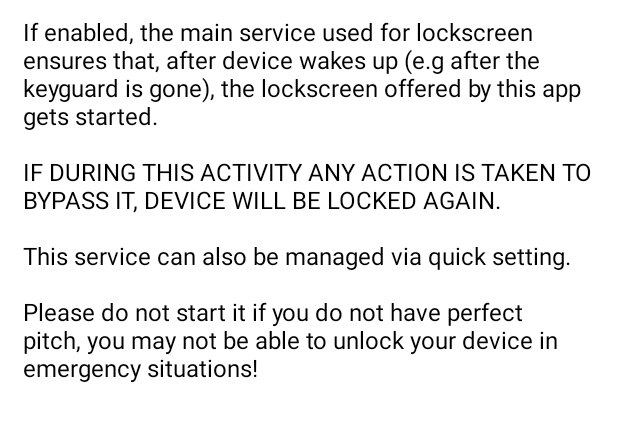
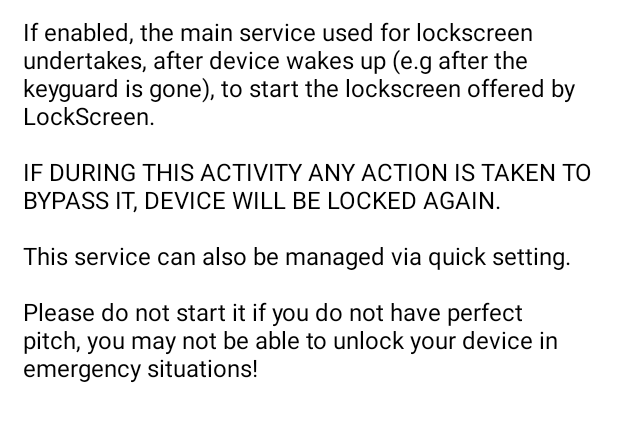
Before and after one commit to EmanueleDeSantis/LockscreenEar, an Android app: the layout warnings.xml on its own in the app's theme, with its tools: preview values and no code run, on a phone screen of 412 x 824 dp. Shown: the top 422 px of the screen. Run offline under Robolectric (Android 15) with nearby library versions, the phone set to English and light mode, and no system bars.

Commit message:
New Release

```diff
--- a/app/src/main/res/values/strings.xml
+++ b/app/src/main/res/values/strings.xml
@@ -28,7 +28,7 @@
     <string name="enabled">Enabled</string>
     <string name="disabled">Disabled</string>
     <string name="warnings_title">Warnings</string>
-    <string name="warnings_message">If enabled, the main service used for lockscreen ensures that, after device wakes up (e.g after the keyguard is gone), the lockscreen offered by this app gets started.\n\nIF DURING THIS ACTIVITY ANY ACTION IS TAKEN TO BYPASS IT, DEVICE WILL BE LOCKED AGAIN.\n\nThis service can also be managed via quick setting.\n\nPlease do not start it if you do not have perfect pitch, you may not be able to unlock your device in emergency situations!</string>
+    <string name="warnings_message">If enabled, the main service used for lockscreen undertakes, after device wakes up (e.g after the keyguard is gone), to start the lockscreen offered by LockScreen.\n\nIF DURING THIS ACTIVITY ANY ACTION IS TAKEN TO BYPASS IT, DEVICE WILL BE LOCKED AGAIN.\n\nThis service can also be managed via quick setting.\n\nPlease do not start it if you do not have perfect pitch, you may not be able to unlock your device in emergency situations!</string>
     <string name="accessibility_service_description">The following accessibility service undertakes only to LOCK THE DEVICE when:\n1) any action is taken to bypass the lockscreen, if active, offered by LockScreen;\n2) this service gets started (a situation that also occurs when the device is booted), if explicitly requested via settings.\n\nIn no case your personal data will be collected.</string>
 
     <string name="number_of_notes_to_play_shared_pref" translatable="false">Number of notes to play</string>
```
Also changed, not shown: 2 other files.
